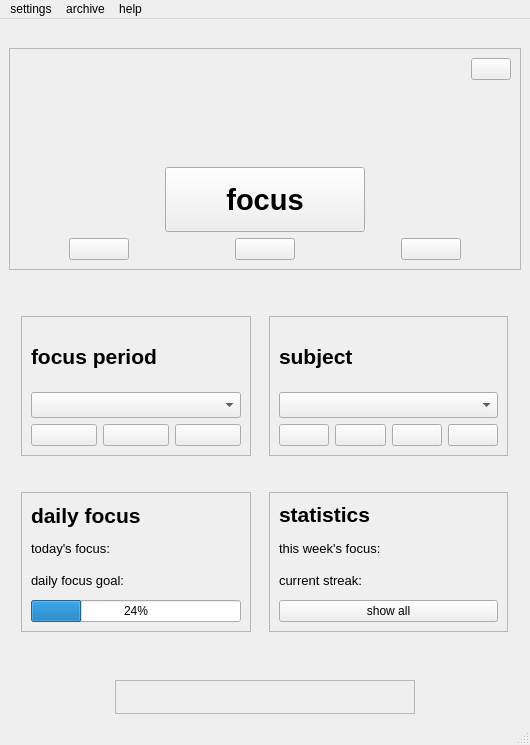
Above: ui/mainwindow.ui from dop14/monkmode before the change. Below: the same form after it.
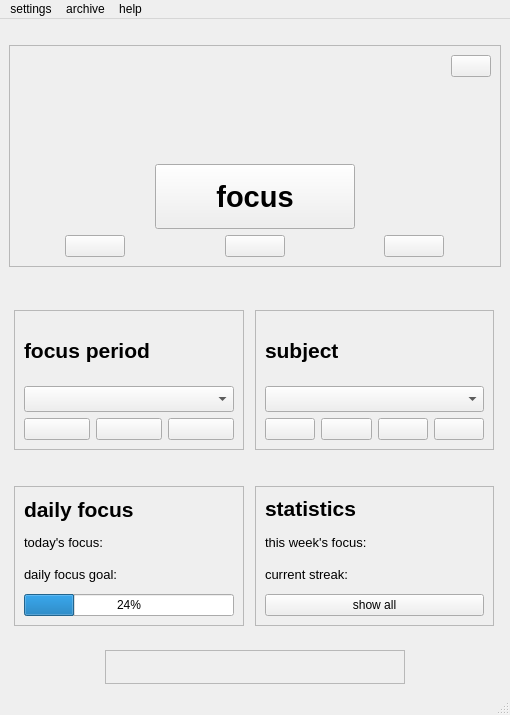
That is the form after the change. Icons and pictures are not drawn.

Commit message: Main window smaller, pop-up more south

Patch:
```diff
--- a/ui/mainwindow.ui
+++ b/ui/mainwindow.ui
@@ -6,8 +6,8 @@
    <rect>
     <x>0</x>
     <y>0</y>
-    <width>530</width>
-    <height>745</height>
+    <width>510</width>
+    <height>715</height>
    </rect>
   </property>
   <property name="sizePolicy">
@@ -584,19 +584,6 @@
       </item>
      </layout>
     </item>
-    <item>
-     <spacer name="horizontalSpacer_2">
-      <property name="orientation">
-       <enum>Qt::Orientation::Horizontal</enum>
-      </property>
-      <property name="sizeHint" stdset="0">
-       <size>
-        <width>40</width>
-        <height>20</height>
-       </size>
-      </property>
-     </spacer>
-    </item>
     <item alignment="Qt::AlignmentFlag::AlignHCenter">
      <widget class="QFrame" name="quoteFrame">
       <property name="sizePolicy">
@@ -664,7 +651,7 @@
     <rect>
      <x>0</x>
      <y>0</y>
-     <width>530</width>
+     <width>510</width>
      <height>33</height>
     </rect>
    </property>
```
The commit also changes 2 other files.
